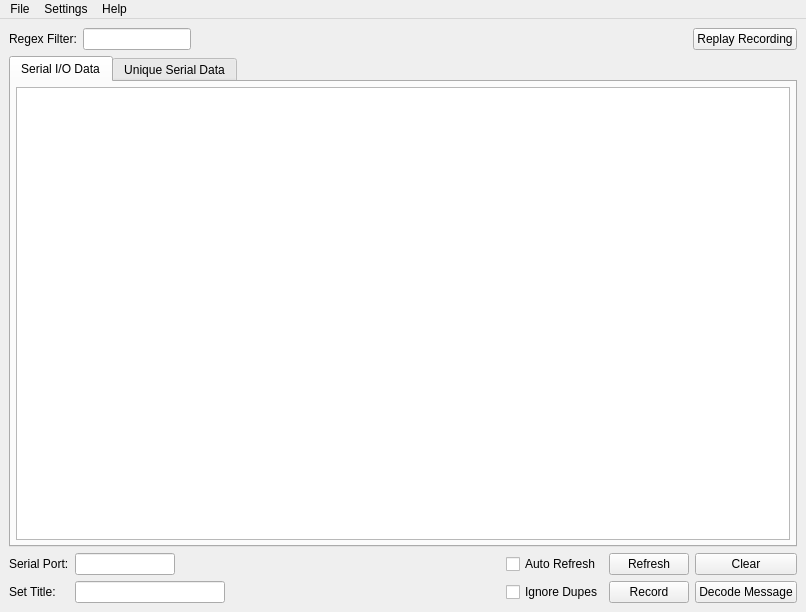
First picture: the form in src/gui/analyzer.ui, repository nevtum/XSeriesTestTool, before the edit.
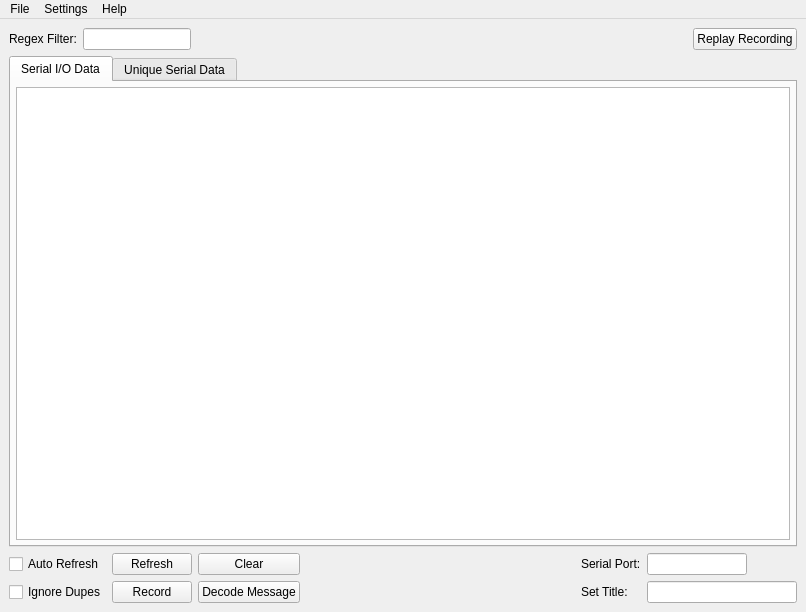
Second picture: the form after the edit.

Diff of the .ui file:
```diff
--- a/src/gui/analyzer.ui
+++ b/src/gui/analyzer.ui
@@ -149,14 +149,28 @@
     </item>
     <item>
      <layout class="QGridLayout" name="gridLayout">
-      <item row="1" column="7">
+      <item row="0" column="0">
+       <widget class="QCheckBox" name="checkBox">
+        <property name="text">
+         <string>Auto Refresh</string>
+        </property>
+       </widget>
+      </item>
+      <item row="0" column="1">
        <widget class="QPushButton" name="btnRefresh">
         <property name="text">
          <string>Refresh</string>
         </property>
        </widget>
       </item>
-      <item row="1" column="3">
+      <item row="0" column="2">
+       <widget class="QPushButton" name="btnClear">
+        <property name="text">
+         <string>Clear</string>
+        </property>
+       </widget>
+      </item>
+      <item row="0" column="3">
        <spacer name="horizontalSpacer_2">
         <property name="orientation">
          <enum>Qt::Horizontal</enum>
@@ -172,7 +186,30 @@
         </property>
        </spacer>
       </item>
-      <item row="2" column="6">
+      <item row="0" column="4">
+       <widget class="QLabel" name="label">
+        <property name="text">
+         <string>Serial Port:</string>
+        </property>
+       </widget>
+      </item>
+      <item row="0" column="5">
+       <widget class="QLineEdit" name="lineEditPort">
+        <property name="sizePolicy">
+         <sizepolicy hsizetype="Fixed" vsizetype="Fixed">
+          <horstretch>20</horstretch>
+          <verstretch>0</verstretch>
+         </sizepolicy>
+        </property>
+        <property name="maximumSize">
+         <size>
+          <width>100</width>
+          <height>16777215</height>
+         </size>
+        </property>
+       </widget>
+      </item>
+      <item row="1" column="0">
        <widget class="QCheckBox" name="cbFilterDupes">
         <property name="enabled">
          <bool>true</bool>
@@ -182,7 +219,7 @@
         </property>
        </widget>
       </item>
-      <item row="2" column="7">
+      <item row="1" column="1">
        <widget class="QPushButton" name="btnRecordPause">
         <property name="text">
          <string>Record</string>
@@ -190,36 +227,20 @@
        </widget>
       </item>
       <item row="1" column="2">
-       <widget class="QLineEdit" name="lineEditPort">
-        <property name="sizePolicy">
-         <sizepolicy hsizetype="Fixed" vsizetype="Fixed">
-          <horstretch>20</horstretch>
-          <verstretch>0</verstretch>
-         </sizepolicy>
-        </property>
-        <property name="maximumSize">
-         <size>
-          <width>100</width>
-          <height>16777215</height>
-         </size>
-        </property>
-       </widget>
-      </item>
-      <item row="1" column="0">
-       <widget class="QLabel" name="label">
+       <widget class="QPushButton" name="btnAnalyze">
         <property name="text">
-         <string>Serial Port:</string>
+         <string>Decode Message</string>
         </property>
        </widget>
       </item>
-      <item row="2" column="0">
+      <item row="1" column="4">
        <widget class="QLabel" name="label_2">
         <property name="text">
          <string>Set Title:</string>
         </property>
        </widget>
       </item>
-      <item row="2" column="2">
+      <item row="1" column="5">
        <widget class="QLineEdit" name="lineEditTitle">
         <property name="sizePolicy">
          <sizepolicy hsizetype="Minimum" vsizetype="Fixed">
@@ -235,27 +256,6 @@
         </property>
        </widget>
       </item>
-      <item row="1" column="8">
-       <widget class="QPushButton" name="btnClear">
-        <property name="text">
-         <string>Clear</string>
-        </property>
-       </widget>
-      </item>
-      <item row="2" column="8">
-       <widget class="QPushButton" name="btnAnalyze">
-        <property name="text">
-         <string>Decode Message</string>
-        </property>
-       </widget>
-      </item>
-      <item row="1" column="6">
-       <widget class="QCheckBox" name="checkBox">
-        <property name="text">
-         <string>Auto Refresh</string>
-        </property>
-       </widget>
-      </item>
      </layout>
     </item>
    </layout>
```
Left out of the diff: 2 changed lines with no effect on the pictures.
